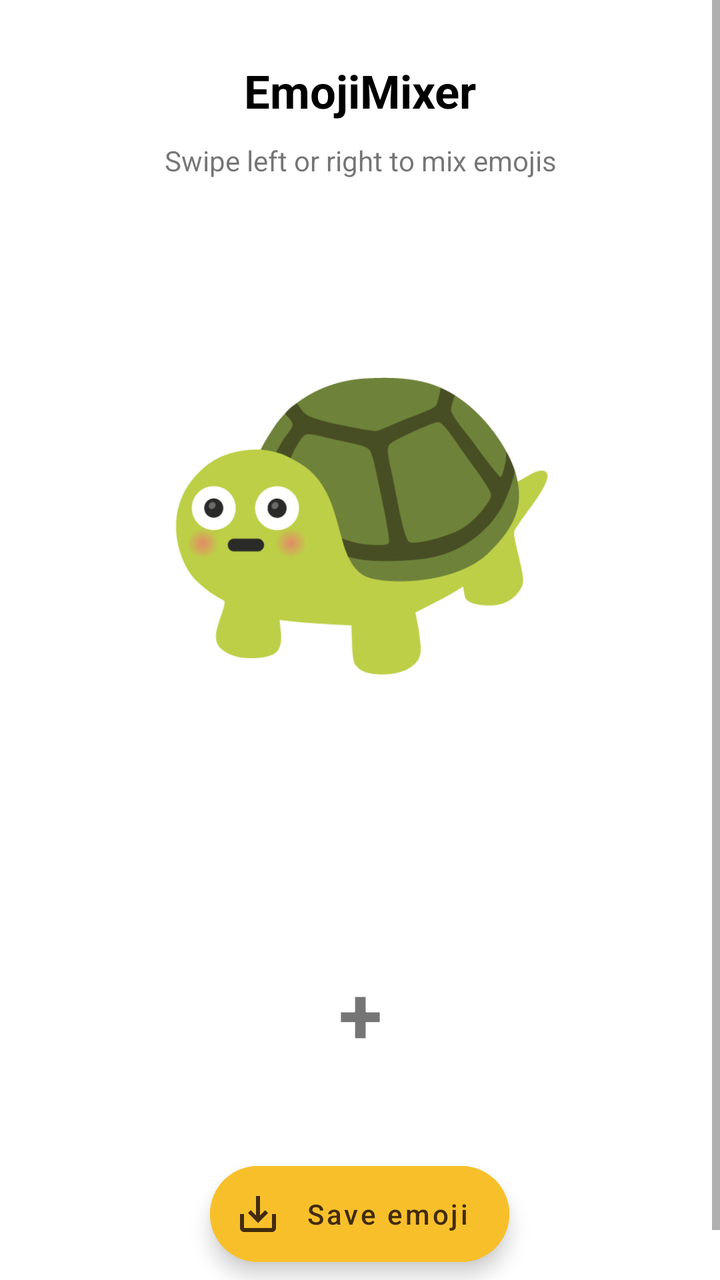
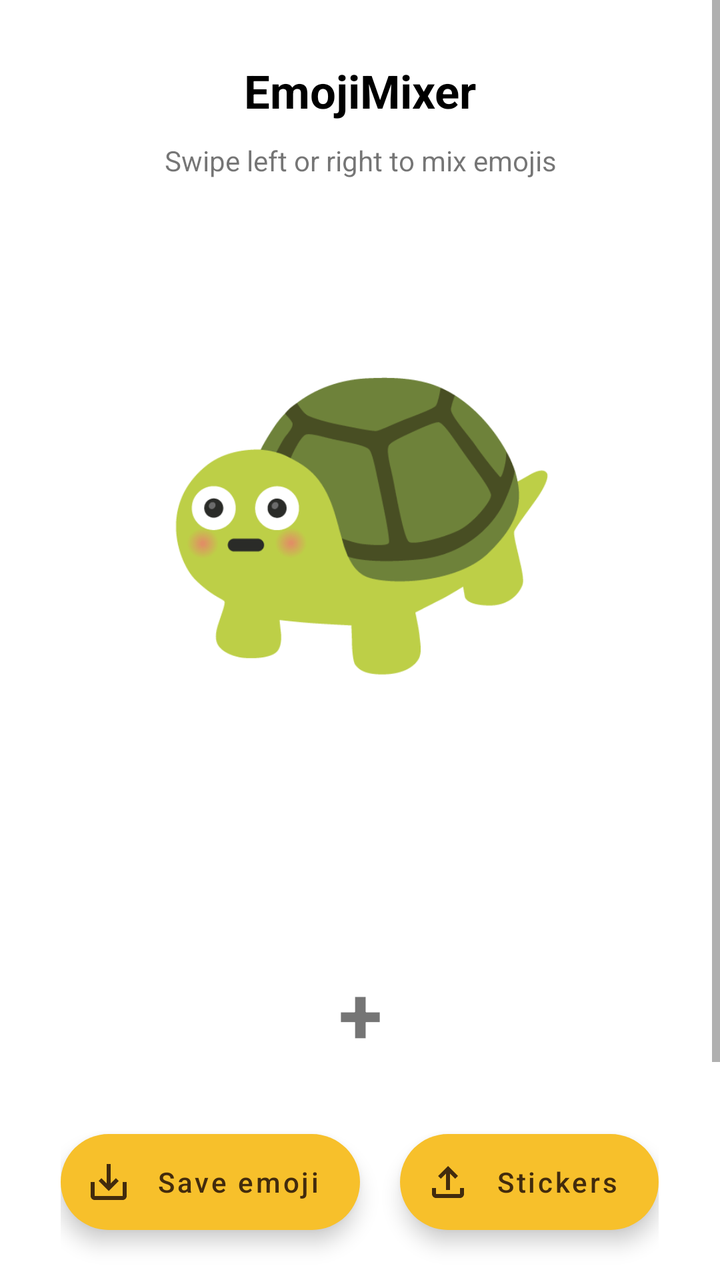

An Android layout rendered at two revisions. The XML below is the earlier revision; the diff shows what the commit changed to produce the second picture.
<!-- AndroidManifest.xml: application theme Theme.MyApplication -->
<!-- res/layout/activity_main.xml -->
<?xml version="1.0" encoding="utf-8"?>
<androidx.coordinatorlayout.widget.CoordinatorLayout xmlns:android="http://schemas.android.com/apk/res/android"
    xmlns:app="http://schemas.android.com/apk/res-auto"
    android:layout_width="match_parent"
    android:layout_height="match_parent"
    android:gravity="center_horizontal"
    android:orientation="vertical">

    <ScrollView
        android:layout_width="match_parent"
        android:layout_height="match_parent">

        <LinearLayout
            android:layout_width="match_parent"
            android:layout_height="match_parent"
            android:layout_marginTop="20dp"
            android:gravity="center_horizontal"
            android:orientation="vertical">
            <TextView
                android:id="@+id/activityTitle"
                android:layout_width="match_parent"
                android:layout_height="wrap_content"
                android:layout_marginTop="10dp"
                android:gravity="center"
                android:text="@string/app_name"
                android:textColor="#000"
                android:textSize="23sp"
                android:textStyle="bold" />

            <TextView
                android:id="@+id/activityDesc"
                android:layout_width="match_parent"
                android:layout_height="wrap_content"
                android:layout_marginTop="10dp"
                android:layout_marginBottom="60dp"
                android:gravity="center"
                android:text="@string/swipe_left_or_right_to_mix_emojis"
                android:textSize="14sp" />

            <LinearLayout
                android:layout_width="match_parent"
                android:layout_height="match_parent"
                android:layout_weight="1"
                android:gravity="center_horizontal"
                android:orientation="vertical">

                <RelativeLayout
                    android:layout_width="200dp"
                    android:layout_height="200dp">

                    <com.google.android.material.progressindicator.CircularProgressIndicator
                        android:id="@+id/progressBar"
                        android:layout_width="60dp"
                        android:layout_height="60dp"
                        android:layout_centerInParent="true"
                        android:indeterminate="true"
                        app:indicatorColor="#F7C02B"
                        app:indicatorSize="60dp"
                        app:trackCornerRadius="10dp"
                        app:trackThickness="5dp" />

                    <ImageView
                        android:id="@+id/mixedEmoji"
                        android:layout_width="200dp"
                        android:layout_height="200dp"
                        android:layout_centerInParent="true"
                        android:src="@drawable/shocked" />
                </RelativeLayout>

                <LinearLayout
                    android:layout_width="match_parent"
                    android:layout_height="wrap_content"
                    android:layout_marginTop="30dp"
                    android:orientation="vertical">

                    <LinearLayout
                        android:layout_width="match_parent"
                        android:layout_height="100dp"
                        android:orientation="vertical">

                        <androidx.recyclerview.widget.RecyclerView
                            android:id="@+id/emojisSlider1"
                            android:layout_width="match_parent"
                            android:fadingEdge="horizontal"
                            android:fadingEdgeLength="30dp"
                            android:layout_height="match_parent" />
                    </LinearLayout>

                    <TextView
                        android:layout_width="match_parent"
                        android:layout_height="wrap_content"
                        android:gravity="center"
                        android:text="+"
                        android:layout_marginBottom="10dp"
                        android:textSize="40sp"
                        android:textStyle="bold" />

                    <LinearLayout
                        android:layout_width="match_parent"
                        android:layout_height="wrap_content"
                        android:orientation="vertical">

                        <androidx.recyclerview.widget.RecyclerView
                            android:id="@+id/emojisSlider2"
                            android:fadingEdge="horizontal"
                            android:fadingEdgeLength="30dp"
                            android:layout_width="match_parent"
                            android:layout_height="match_parent" />

                        <include layout="@layout/stickers_add_bottom_fragment" />

                    </LinearLayout>
                </LinearLayout>
            </LinearLayout>
        </LinearLayout>
    </ScrollView>
</androidx.coordinatorlayout.widget.CoordinatorLayout>
<!-- res/layout/stickers_add_bottom_fragment.xml (included above) -->
<?xml version="1.0" encoding="utf-8"?>
<androidx.coordinatorlayout.widget.CoordinatorLayout xmlns:android="http://schemas.android.com/apk/res/android"
    xmlns:app="http://schemas.android.com/apk/res-auto"
    android:layout_width="match_parent"
    android:layout_height="match_parent">

    <ScrollView
        android:id="@+id/bottom_sheet"
        android:layout_width="match_parent"
        android:layout_height="wrap_content"
        android:orientation="vertical"
        android:padding="10dp"
        android:gravity="center_horizontal"
        app:behavior_hideable="false"
        app:behavior_peekHeight="156dp"
        app:layout_behavior="com.google.android.material.bottomsheet.BottomSheetBehavior">

        <com.google.android.material.floatingactionbutton.ExtendedFloatingActionButton
            android:id="@+id/saveEmoji"
            android:layout_width="wrap_content"
            android:layout_height="wrap_content"
            android:layout_gravity="center_horizontal"
            android:layout_marginTop="30dp"
            android:layout_marginBottom="25dp"
            android:text="@string/save_emoji"
            android:textAllCaps="false"
            android:textColor="#422B0D"
            android:textSize="14sp"
            app:backgroundTint="#F7C02B"
            app:icon="@drawable/ic_outline_save_alt_24"
            app:iconTint="#422B0D" />

    </ScrollView>
</androidx.coordinatorlayout.widget.CoordinatorLayout>
<!-- resources referenced by this layout -->
<resources>
  <!-- drawable ic_outline_save_alt_24 (drawable) -->
  <vector xmlns:android="http://schemas.android.com/apk/res/android"
      android:width="24dp"
      android:height="24dp"
      android:tint="#FFFFFF"
      android:viewportWidth="24"
      android:viewportHeight="24">
      <path
          android:fillColor="@android:color/white"
          android:pathData="M19,12v7L5,19v-7L3,12v7c0,1.1 0.9,2 2,2h14c1.1,0 2,-0.9 2,-2v-7h-2zM13,12.67l2.59,-2.58L17,11.5l-5,5 -5,-5 1.41,-1.41L11,12.67L11,3h2v9.67z" />
  </vector>
  <!-- drawable shocked: png bitmap (drawable, 7876 bytes) -->
  <string name="app_name" translatable="false">EmojiMixer</string>
  <string name="save_emoji">Save emoji</string>
  <string name="swipe_left_or_right_to_mix_emojis">Swipe left or right to mix emojis</string>
  <style name="Theme.MyApplication" parent="Theme.MaterialComponents.Light.NoActionBar">
          
          <item name="colorPrimary">@color/purple_500</item>
          <item name="colorPrimaryVariant">@color/purple_700</item>
          <item name="colorOnPrimary">@color/white</item>
          
          <item name="colorSecondary">@color/teal_200</item>
          <item name="colorSecondaryVariant">@color/teal_700</item>
          <item name="colorOnSecondary">@color/black</item>
          
          <item name="android:statusBarColor">@android:color/white</item>
          <item name="android:windowLightStatusBar" tools:targetApi="m">true</item>
  
          
      </style>
  <color name="purple_500">#FF6200EE</color>
  <color name="purple_700">#FF3700B3</color>
  <color name="white">#FFFFFFFF</color>
  <color name="teal_200">#FF03DAC5</color>
  <color name="teal_700">#FF018786</color>
  <color name="black">#FF000000</color>
</resources>

<!-- the commit's change to res/layout/activity_main.xml (unified diff, before → after) -->
@@ -1,21 +1,24 @@
 <?xml version="1.0" encoding="utf-8"?>
-<androidx.coordinatorlayout.widget.CoordinatorLayout xmlns:android="http://schemas.android.com/apk/res/android"
+<LinearLayout xmlns:android="http://schemas.android.com/apk/res/android"
     xmlns:app="http://schemas.android.com/apk/res-auto"
     android:layout_width="match_parent"
     android:layout_height="match_parent"
     android:gravity="center_horizontal"
+    android:weightSum="3"
     android:orientation="vertical">
 
     <ScrollView
         android:layout_width="match_parent"
+        android:layout_weight="3"
         android:layout_height="match_parent">
-
         <LinearLayout
+            android:layout_weight="3"
             android:layout_width="match_parent"
             android:layout_height="match_parent"
             android:layout_marginTop="20dp"
             android:gravity="center_horizontal"
             android:orientation="vertical">
+
             <TextView
                 android:id="@+id/activityTitle"
                 android:layout_width="match_parent"
@@ -81,17 +84,17 @@
                         <androidx.recyclerview.widget.RecyclerView
                             android:id="@+id/emojisSlider1"
                             android:layout_width="match_parent"
+                            android:layout_height="match_parent"
                             android:fadingEdge="horizontal"
-                            android:fadingEdgeLength="30dp"
-                            android:layout_height="match_parent" />
+                            android:fadingEdgeLength="30dp" />
                     </LinearLayout>
 
                     <TextView
                         android:layout_width="match_parent"
                         android:layout_height="wrap_content"
+                        android:layout_marginBottom="10dp"
                         android:gravity="center"
                         android:text="+"
-                        android:layout_marginBottom="10dp"
                         android:textSize="40sp"
                         android:textStyle="bold" />
 
@@ -102,42 +105,25 @@
 
                         <androidx.recyclerview.widget.RecyclerView
                             android:id="@+id/emojisSlider2"
+                            android:layout_width="match_parent"
+                            android:layout_height="match_parent"
                             android:fadingEdge="horizontal"
-                            android:fadingEdgeLength="30dp"
-                            android:layout_width="match_parent"
-                            android:layout_height="match_parent" />
-
-                        <include layout="@layout/stickers_add_bottom_fragment" />
+                            android:fadingEdgeLength="30dp" />
 
                     </LinearLayout>
                 </LinearLayout>
             </LinearLayout>
+
         </LinearLayout>
     </ScrollView>
-</androidx.coordinatorlayout.widget.CoordinatorLayout>
-<!-- res/layout/stickers_add_bottom_fragment.xml (included above) -->
-<?xml version="1.0" encoding="utf-8"?>
-<androidx.coordinatorlayout.widget.CoordinatorLayout xmlns:android="http://schemas.android.com/apk/res/android"
-    xmlns:app="http://schemas.android.com/apk/res-auto"
-    android:layout_width="match_parent"
-    android:layout_height="match_parent">
-
-    <ScrollView
-        android:id="@+id/bottom_sheet"
-        android:layout_width="match_parent"
-        android:layout_height="wrap_content"
-        android:orientation="vertical"
-        android:padding="10dp"
+    <LinearLayout
+        android:layout_width="wrap_content"
         android:gravity="center_horizontal"
-        app:behavior_hideable="false"
-        app:behavior_peekHeight="156dp"
-        app:layout_behavior="com.google.android.material.bottomsheet.BottomSheetBehavior">
-
+        android:layout_height="wrap_content">
         <com.google.android.material.floatingactionbutton.ExtendedFloatingActionButton
             android:id="@+id/saveEmoji"
             android:layout_width="wrap_content"
             android:layout_height="wrap_content"
-            android:layout_gravity="center_horizontal"
             android:layout_marginTop="30dp"
             android:layout_marginBottom="25dp"
             android:text="@string/save_emoji"
@@ -148,5 +134,22 @@
             app:icon="@drawable/ic_outline_save_alt_24"
             app:iconTint="#422B0D" />
 
-    </ScrollView>
-</androidx.coordinatorlayout.widget.CoordinatorLayout>
+        <Space
+            android:layout_width="20dp"
+            android:layout_height="wrap_content"/>
+
+        <com.google.android.material.floatingactionbutton.ExtendedFloatingActionButton
+            android:id="@+id/export"
+            android:layout_width="wrap_content"
+            android:layout_height="wrap_content"
+            android:layout_marginTop="30dp"
+            android:layout_marginBottom="25dp"
+            android:text="Stickers"
+            android:textAllCaps="false"
+            android:textColor="#422B0D"
+            android:textSize="14sp"
+            app:backgroundTint="#F7C02B"
+            app:icon="@drawable/ic_outline_file_upload_24"
+            app:iconTint="#422B0D" />
+    </LinearLayout>
+</LinearLayout>
<!-- resource entries referenced after the edit -->
@@ -1,5 +1,11 @@
 <!-- resources referenced by this layout -->
 <resources>
+  <!-- drawable ic_outline_file_upload_24 (drawable) -->
+  <vector android:height="24dp" android:tint="#000000"
+      android:viewportHeight="24" android:viewportWidth="24"
+      android:width="24dp" xmlns:android="http://schemas.android.com/apk/res/android">
+      <path android:fillColor="@android:color/white" android:pathData="M18,15v3H6v-3H4v3c0,1.1 0.9,2 2,2h12c1.1,0 2,-0.9 2,-2v-3H18zM7,9l1.41,1.41L11,7.83V16h2V7.83l2.59,2.58L17,9l-5,-5L7,9z"/>
+  </vector>
   <!-- drawable ic_outline_save_alt_24 (drawable) -->
   <vector xmlns:android="http://schemas.android.com/apk/res/android"
       android:width="24dp"
@@ -27,6 +33,7 @@
           
           <item name="android:statusBarColor">@android:color/white</item>
           <item name="android:windowLightStatusBar" tools:targetApi="m">true</item>
+          <item name="bottomSheetDialogTheme">@style/AppBottomSheetDialogTheme</item>
   
           
       </style>
@@ -36,5 +43,20 @@
   <color name="teal_200">#FF03DAC5</color>
   <color name="teal_700">#FF018786</color>
   <color name="black">#FF000000</color>
+  <style name="AppBottomSheetDialogTheme" parent="Theme.Design.Light.BottomSheetDialog">
+          <item name="bottomSheetStyle">@style/AppModalStyle</item>
+      </style>
+  <style name="AppModalStyle" parent="Widget.Design.BottomSheet.Modal">
+          <item name="android:background">@drawable/rounded_top_corners</item>
+      </style>
+  <!-- drawable rounded_top_corners (drawable) -->
+  <?xml version="1.0" encoding="utf-8"?>
+  <shape xmlns:android="http://schemas.android.com/apk/res/android"
+      android:shape="rectangle">
+      <solid android:color="@android:color/white"/>
+      <corners android:topLeftRadius="16dp"
+          android:topRightRadius="16dp"/>
+  
+  </shape>
 </resources>
 
